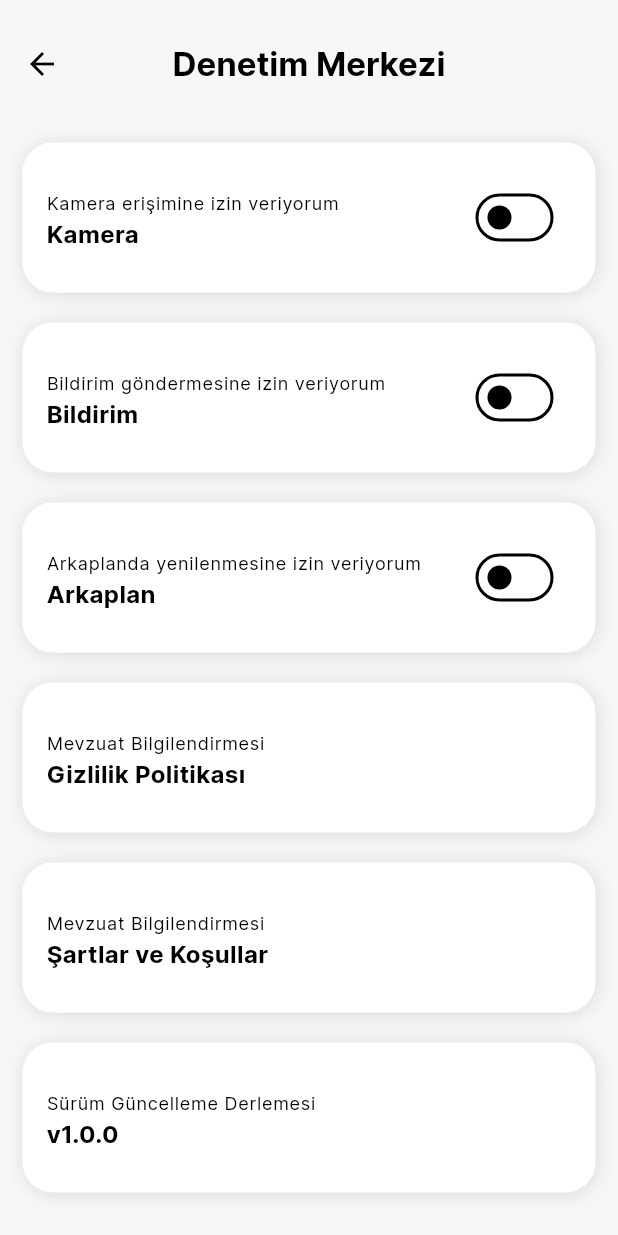
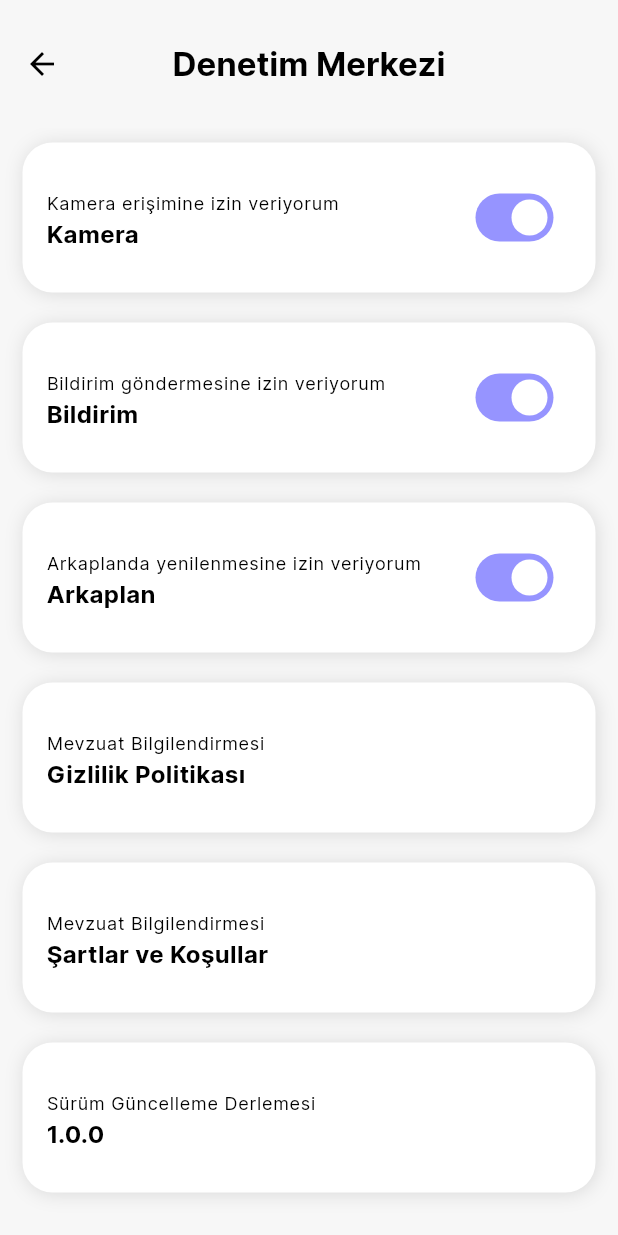
Before and after one commit to yavuzfeti/qr, a Flutter app: the Denetim screen opened directly, on a phone screen of 412 x 824 dp. Run offline on Flutter 3.47's test engine with Material 3 defaults, Android fonts, the phone set to English and light mode, and no system bars; our stand-ins replace connectivity_plus, device_info_plus, dio, flutter_masked_text2, flutter_secure_storage, geolocator and 5 more; missing offline and left inert: flutter_barcode_scanner; accounts and stored records are empty.

Commit message:
add location denetim

```diff
--- a/lib/Components/BottomBar.dart
+++ b/lib/Components/BottomBar.dart
@@ -18,8 +18,9 @@ class _BottomBarState extends State<BottomBar> {
   @override
   Widget build(BuildContext context) {
     return Container(
+      height: 75,
       color: Themes.light,
-      padding: EdgeInsets.symmetric(vertical: 10,horizontal: 20),
+      padding: EdgeInsets.symmetric(vertical: 10,horizontal: 35),
       child: GNav(
         tabs: widget.items,
         selectedIndex: bottomIndex,
--- a/lib/Components/TopBar.dart
+++ b/lib/Components/TopBar.dart
@@ -24,7 +24,7 @@ class _TopBarState extends State<TopBar> {
     al();
   }
 
-  String? ad;
+  String ad = "";
 
   al() async
   {
--- a/lib/Screens/Set/Denetim.dart
+++ b/lib/Screens/Set/Denetim.dart
@@ -1,4 +1,5 @@
 import 'package:flutter/material.dart';
+import 'package:package_info_plus/package_info_plus.dart';
 import 'package:qr/Components/Themes.dart';
 import 'package:qr/Components/TopBar.dart';
 import 'package:qr/Utils/Permissions.dart';
@@ -15,9 +16,28 @@ class _DenetimState extends State<Denetim> {
   @override
   void initState() {
     super.initState();
-    Permissions.cameraRequest();
-    Permissions.notificationRequest();
-    Permissions.locationRequest();
+    run();
+  }
+
+  String version = "";
+
+  bool loading = true;
+
+  run() async
+  {
+    setState(() {
+      loading = true;
+    });
+    var status = await PackageInfo.fromPlatform();
+    setState(() {
+      version = status.version;
+    });
+    await Permissions.cameraRequest();
+    await Permissions.notificationRequest();
+    await Permissions.locationRequest();
+    setState(() {
+      loading = false;
+    });
   }
 
   Container con(String text1, String text2, dynamic trailing) {
@@ -46,7 +66,9 @@ class _DenetimState extends State<Denetim> {
     return Scaffold(
       backgroundColor: Themes.back,
       appBar: TopBar("Denetim Merkezi"),
-      body: ListView(
+      body: loading
+        ? Center(child: CircularProgressIndicator(),)
+          : ListView(
         children: [
           con(
             "Kamera erişimine izin veriyorum",
@@ -113,7 +135,7 @@ class _DenetimState extends State<Denetim> {
           ),
           con("Mevzuat Bilgilendirmesi", "Gizlilik Politikası", null),
           con("Mevzuat Bilgilendirmesi", "Şartlar ve Koşullar", null),
-          con("Sürüm Güncelleme Derlemesi", "v1.0.0", null)
+          con("Sürüm Güncelleme Derlemesi", version, null)
         ],
       ),
     );
--- a/lib/main.dart
+++ b/lib/main.dart
@@ -1,11 +1,15 @@
 import 'package:flutter/foundation.dart';
 import 'package:flutter/material.dart';
 import 'package:flutter/services.dart';
+import 'package:intl/intl.dart';
 import 'package:qr/Components/Internet.dart';
 import 'package:qr/Components/Splash.dart';
 import 'package:qr/Components/Themes.dart';
 
 final GlobalKey<NavigatorState> navKey = GlobalKey<NavigatorState>();
+
+String dateToDartTrans(dynamic date) => (DateFormat("dd.MM.yyyy").format((DateTime.parse(date.toString())))).toString();
+String key = "qrpdks_4iJZafkXr1w87NMU3XXguIPYtqw5NP";
 
 void main() async
 {
--- a/pubspec.yaml
+++ b/pubspec.yaml
@@ -24,6 +24,7 @@ dependencies:
   geolocator: ^10.1.0
   flutter_masked_text2: ^0.9.1
   device_info_plus: ^9.1.1
+  package_info_plus: ^5.0.1
 #  firebase_core: ^2.24.0
 #  firebase_messaging: ^14.7.6
 #  flutter_local_notifications: ^16.2.0
```
Also changed, not shown: lib/Screens/Login.dart (+12 -10 lines), lib/Screens/Option.dart (+114 -56 lines), lib/Screens/Set/Hesap.dart (+12 -2 lines), lib/Assets/Images/err.png (added), lib/Assets/Images/succes.png (added), pubspec.lock.
